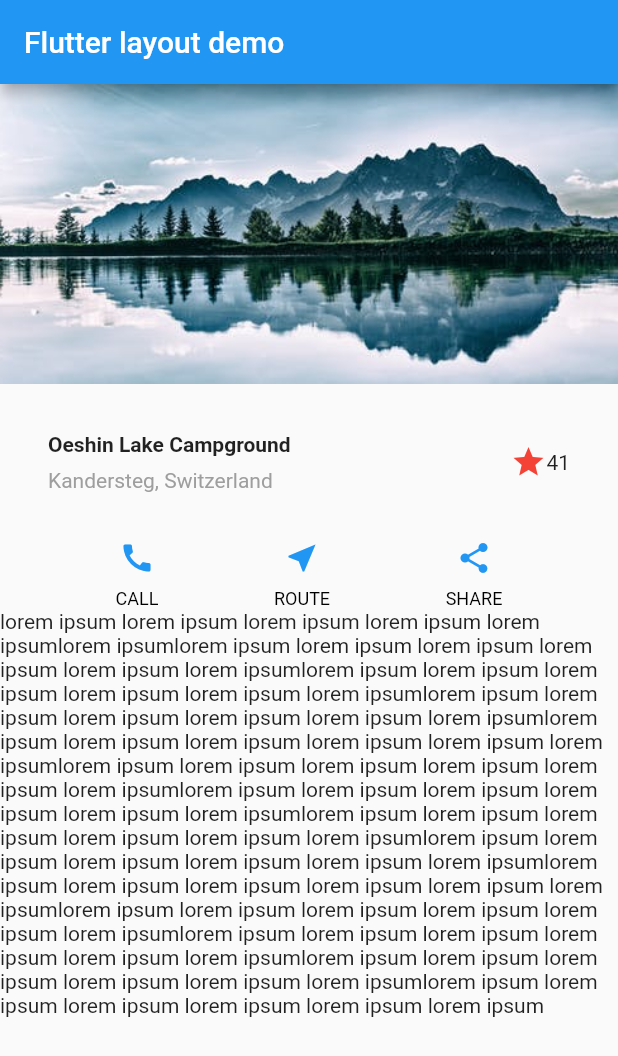
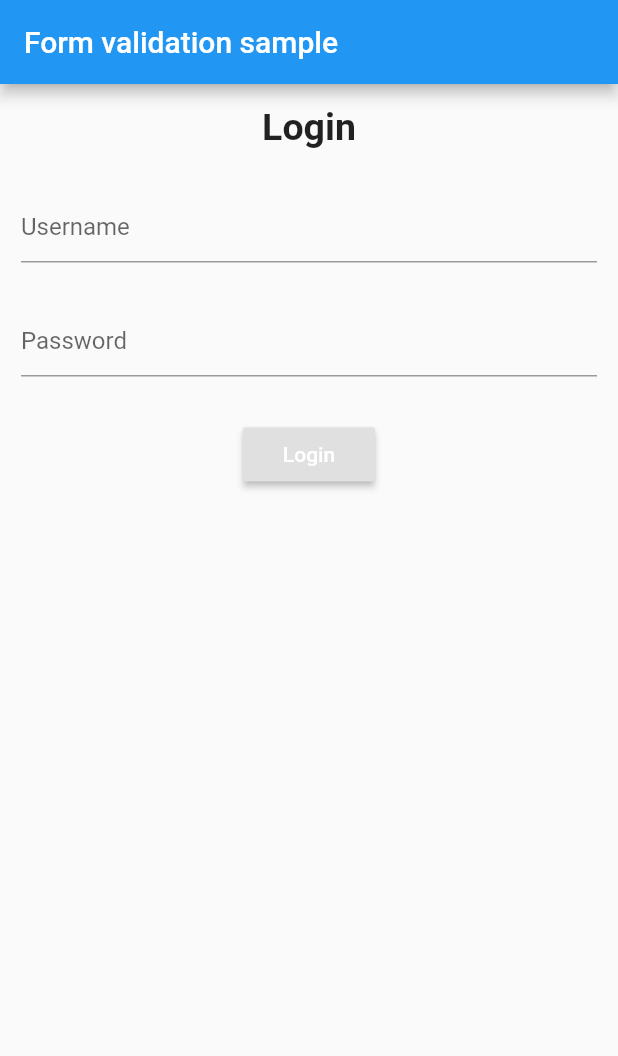
Before and after one commit to teddypangkat/dart-tutorial, a Flutter app: the screen it shows after launch, on a phone screen of 412 x 824 dp. Shown: the top 1056 px of the screen. Run offline on Flutter 3.47's test engine with Material 2 defaults, Android fonts, the phone set to English and light mode, and no system bars; accounts and stored records are empty.

Commit message:
add form validation sample

```diff
--- a/lib/aplikasi_atm.dart
+++ b/lib/aplikasi_atm.dart
@@ -44,6 +44,7 @@ void menuUtama() {
   print("=== MENU UTAMA ====");
   print(""
       ""
+
       ""
       "SER : $nama");
   print(
--- /dev/null
+++ b/lib/form_validation.dart
@@ -0,0 +1,95 @@
+import 'package:flutter/material.dart';
+
+class FormValidation extends StatelessWidget {
+  @override
+  Widget build(BuildContext context) {
+    return MaterialApp(
+      title: 'Form Validation',
+      home: Scaffold(
+        body: MyFormCustom(),
+        appBar: new AppBar(
+          title: Text('Form validation sample'),
+        ),
+      ),
+    );
+  }
+}
+
+class MyFormCustom extends StatefulWidget {
+  @override
+  State createState() => MyFormCustomState();
+}
+
+class MyFormCustomState extends State<StatefulWidget> {
+  final _formKey = GlobalKey<FormState>();
+
+  String _userName, _password;
+
+  @override
+  Widget build(BuildContext context) {
+    return Form(
+      key: _formKey,
+      child: Column(
+        crossAxisAlignment: CrossAxisAlignment.start,
+        children: <Widget>[
+          Padding(
+            padding: EdgeInsets.all(14.0),
+            child: Center(
+              child: Text(
+                'Login',
+                style: TextStyle(fontSize: 25, fontWeight: FontWeight.bold),
+              ),
+            ),
+          ),
+          Padding(
+            padding: EdgeInsets.all(14.0),
+            child: TextFormField(
+              decoration: new InputDecoration(hintText: 'Username'),
+              validator: (value) {
+                if (value.isEmpty) {
+                  return 'Username tidak boleh kosong';
+                }
+              },
+              onSaved: (value) {
+                _userName = value;
+              },
+            ),
+          ),
+          Padding(
+            padding: EdgeInsets.all(14.0),
+            child: TextFormField(
+              decoration: new InputDecoration(hintText: 'Password'),
+              validator: (value) {
+                if (value.isEmpty) {
+                  return 'Password tidak boleh kosong';
+                }
+              },
+              onSaved: (value) {
+                _password = value;
+              },
+            ),
+          ),
+          Padding(
+            padding: EdgeInsets.all(14.0),
+            child: Center(
+              child: RaisedButton(
+                onPressed: () {
+                  if (_formKey.currentState.validate()) {
+                    _formKey.currentState.save();
+                    Scaffold.of(context).showSnackBar(SnackBar(
+                        content: Text(
+                            'Username : $_userName\n password: $_password')));
+                  }
+                },
+                child: Text(
+                  'Login',
+                  style: TextStyle(color: Colors.white),
+                ),
+              ),
+            ),
+          ),
+        ],
+      ),
+    );
+  }
+}
--- a/lib/main.dart
+++ b/lib/main.dart
@@ -1,6 +1,7 @@
 import 'package:flutter/material.dart';
+import 'form_validation.dart';
 
-void main() => runApp(MyApp());
+void main() => runApp(FormValidation());
 
 class MyApp extends StatelessWidget {
   // This widget is the root of your application.
@@ -8,28 +9,12 @@ class MyApp extends StatelessWidget {
   Widget build(BuildContext context) {
     return MaterialApp(
         title: 'Flutter Demo',
-        home: new Scaffold(
-          appBar: new AppBar(
-            title: Text("Flutter layout demo"),
+        home:
+        Scaffold(
+          appBar: AppBar(
+            title: Text('SnackBar Demo'),
           ),
-          body: SingleChildScrollView(
-            child: ConstrainedBox(
-              constraints: BoxConstraints(),
-              child: Column(
-                children: <Widget>[
-                  Image.asset(
-                    'assets/lake.jpeg',
-                    width: 600,
-                    height: 200,
-                    fit: BoxFit.fitHeight,
-                  ),
-                  titleSection,
-                  buttonSection,
-                  textSection
-                ],
-              ),
-            ),
-          ),
+
         ));
   }
 
@@ -108,6 +93,7 @@ Column _buildButtonColumn(IconData icon, String label) {
           label,
           style: TextStyle(
               fontSize: 12, fontWeight: FontWeight.w400, color: Colors.black),
+
         ),
       )
     ],
```
Also changed, not shown: pubspec.yaml (+3 -4 lines).
